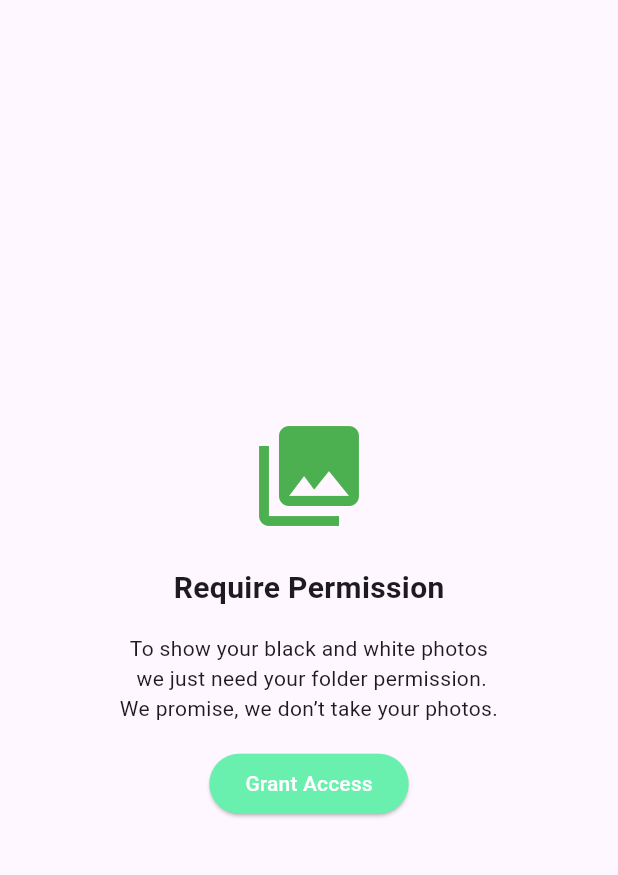
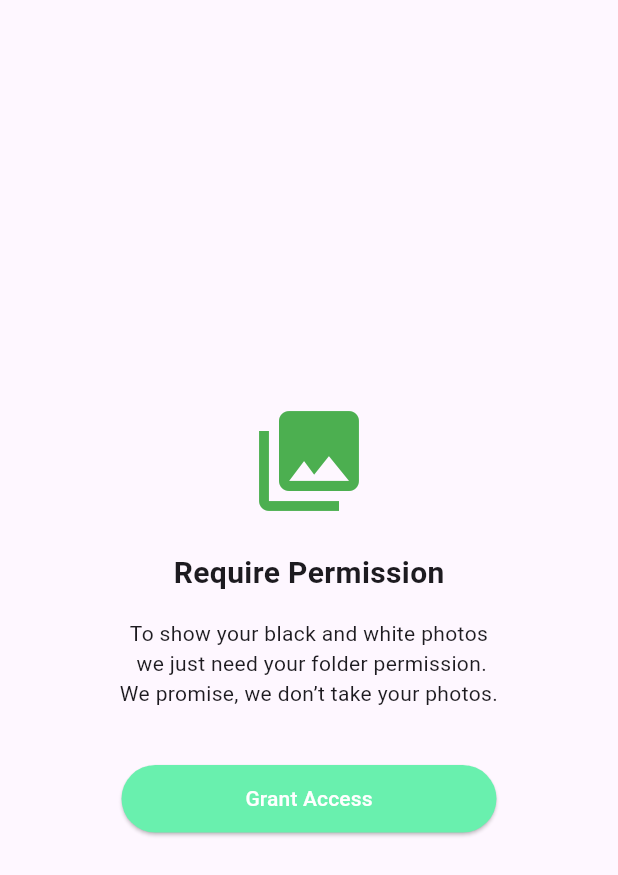
Before and after one commit to littlesarker/invalid, a Flutter app: the screen it shows after launch, on a phone screen of 412 x 824 dp. Shown: the top 875 px of the screen. Run offline on Flutter 3.47's test engine with Material 3 defaults, Android fonts, the phone set to English and light mode, and no system bars.

Commit message:
color and width change of Grant Access button

```diff
--- a/lib/views/gallery_page.dart
+++ b/lib/views/gallery_page.dart
@@ -28,11 +28,15 @@ class GalleryPage extends StatelessWidget {
                   textAlign: TextAlign.center,
                 ),
               ),
+
+              SizedBox(height: 20,),
+
               ElevatedButton(
                 onPressed: () => provider.requestPermission(),
                 style: ElevatedButton.styleFrom(
-                  backgroundColor: Colors.greenAccent, // ✅ button color
-                  foregroundColor: Colors.white, // ✅ text color (for contrast)
+                  backgroundColor: Colors.greenAccent,
+                  foregroundColor: Colors.white,
+                  minimumSize: Size(250, 45), // full width, height = 50
                 ),
                 child: Text("Grant Access"),
               )
```
